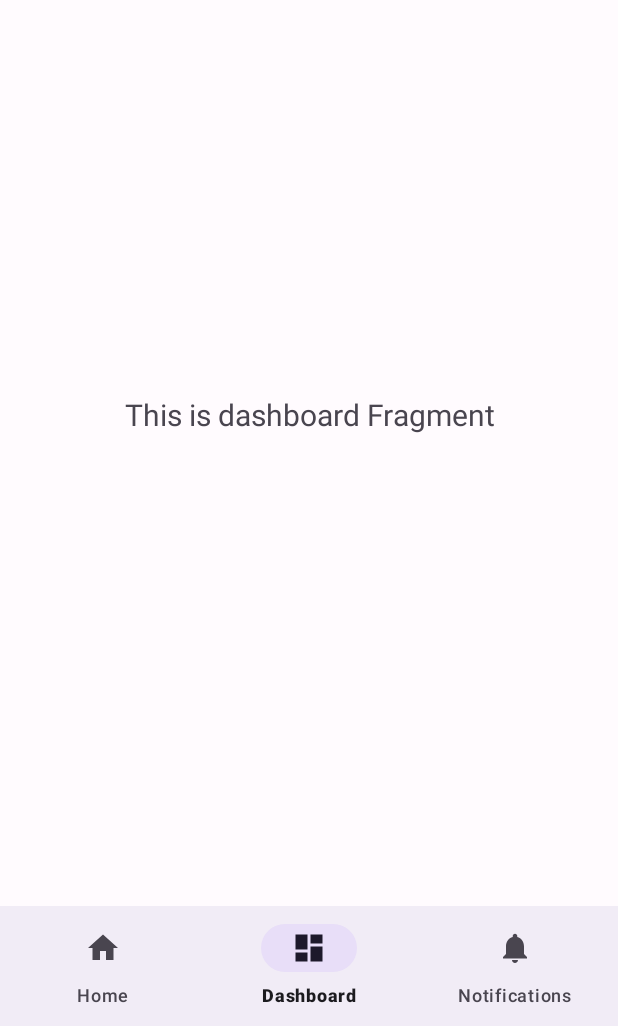
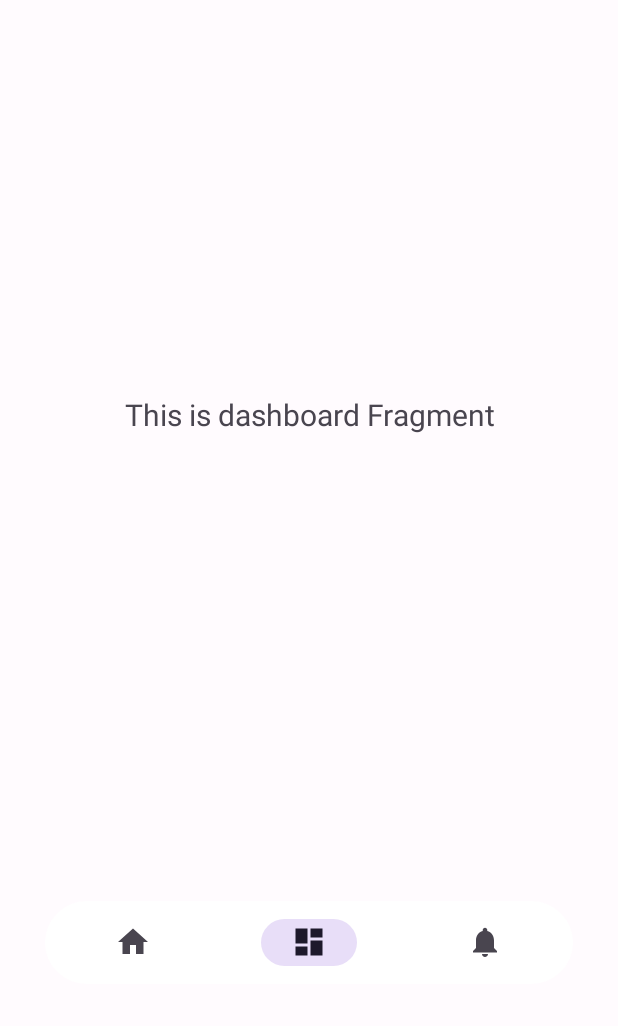
Before and after one commit to gauravsingh55/Paper-Walls, an Android app: the MainActivity screen opened directly, with no data from a screen before it, item 2 of the bottom bar chosen, on a phone screen of 412 x 824 dp, the part 210-1236 px from its top. Run offline under Robolectric (Android 15) with nearby library versions, the phone set to English and light mode, and no system bars; our stand-ins replace navigation-ui; 1 statement that could not run was skipped.

Commit message:
Changed Nav bar UI

```diff
--- /dev/null
+++ b/app/src/main/res/drawable/bottom_shape.xml
@@ -0,0 +1,8 @@
+<?xml version="1.0" encoding="utf-8"?>
+<shape android:shape="rectangle" xmlns:android="http://schemas.android.com/apk/res/android">
+    <solid android:color="?attr/colorOnSecondary"/>
+    <corners android:topLeftRadius="50dp"
+        android:topRightRadius="50dp"
+        android:bottomLeftRadius="50dp"
+        android:bottomRightRadius="50dp"/>
+</shape>
--- a/app/src/main/res/layout/activity_main.xml
+++ b/app/src/main/res/layout/activity_main.xml
@@ -12,11 +12,13 @@
     <com.google.android.material.bottomnavigation.BottomNavigationView
         android:id="@+id/nav_view"
         android:layout_width="match_parent"
-        android:layout_height="wrap_content"
-        android:layout_marginStart="0dp"
-        android:layout_marginEnd="0dp"
-        android:background="?android:attr/windowBackground"
+        android:layout_height="55dp"
+        android:layout_marginBottom="28dp"
+        android:layout_marginRight="30dp"
+        android:layout_marginLeft="30dp"
+        android:background="@drawable/bottom_shape"
         app:layout_constraintBottom_toBottomOf="parent"
+        app:layout_constraintHorizontal_bias="1.0"
         app:layout_constraintLeft_toLeftOf="parent"
         app:layout_constraintRight_toRightOf="parent"
         app:menu="@menu/bottom_nav_menu" />
@@ -27,12 +29,11 @@
         android:layout_width="match_parent"
         android:layout_height="match_parent"
         app:defaultNavHost="true"
-        app:layout_constraintBottom_toTopOf="@id/nav_view"
+        app:layout_constraintBottom_toBottomOf="parent"
         app:layout_constraintHorizontal_bias="0.0"
         app:layout_constraintLeft_toLeftOf="parent"
         app:layout_constraintRight_toRightOf="parent"
         app:layout_constraintTop_toTopOf="parent"
-        app:layout_constraintVertical_bias="0.197"
         app:navGraph="@navigation/mobile_navigation" />
 
     <androidx.appcompat.widget.Toolbar
--- a/app/src/main/res/layout/activity_splash.xml
+++ b/app/src/main/res/layout/activity_splash.xml
@@ -17,7 +17,7 @@
         android:gravity="center"
         android:text="@string/app_name"
         android:textAlignment="center"
-        android:textSize="25dp"
+        android:textSize="25sp"
         android:layout_marginTop="50dp"
         app:layout_constraintEnd_toEndOf="parent"
         app:layout_constraintStart_toStartOf="parent"
@@ -31,7 +31,7 @@
         android:gravity="center"
         android:text="By\nGaurav Singh"
         android:textAlignment="center"
-        android:textSize="15dp"
+        android:textSize="15sp"
         android:layout_marginBottom="20dp"
         app:layout_constraintBottom_toBottomOf="parent" />
 
@@ -51,7 +51,7 @@
             android:id="@+id/logo"
             android:layout_width="300dp"
             android:layout_height="300dp"
-            android:background="@drawable/splash" />
+            android:background="@drawable/splash"/>
 
 
     </LinearLayout>
--- a/app/src/main/res/menu/bottom_nav_menu.xml
+++ b/app/src/main/res/menu/bottom_nav_menu.xml
@@ -3,17 +3,14 @@
 
     <item
         android:id="@+id/navigation_home"
-        android:icon="@drawable/ic_home_black_24dp"
-        android:title="@string/title_home" />
+        android:icon="@drawable/ic_home_black_24dp" />
 
     <item
         android:id="@+id/navigation_dashboard"
-        android:icon="@drawable/ic_dashboard_black_24dp"
-        android:title="@string/title_dashboard" />
+        android:icon="@drawable/ic_dashboard_black_24dp" />
 
     <item
         android:id="@+id/navigation_notifications"
-        android:icon="@drawable/ic_notifications_black_24dp"
-        android:title="@string/title_notifications" />
+        android:icon="@drawable/ic_notifications_black_24dp" />
 
 </menu>
--- a/build.gradle.kts
+++ b/build.gradle.kts
@@ -1,5 +1,5 @@
 // Top-level build file where you can add configuration options common to all sub-projects/modules.
 plugins {
-    id("com.android.application") version "8.2.1" apply false
+    id("com.android.application") version "8.2.2" apply false
     id("org.jetbrains.kotlin.android") version "1.9.22" apply false
 }
```
